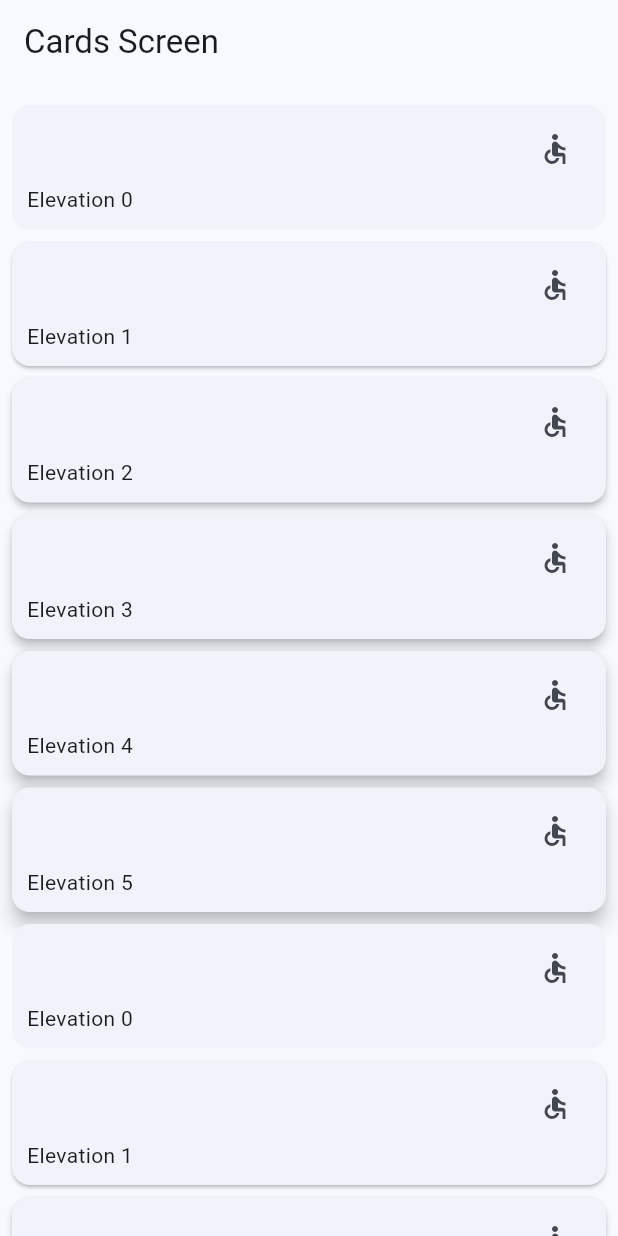
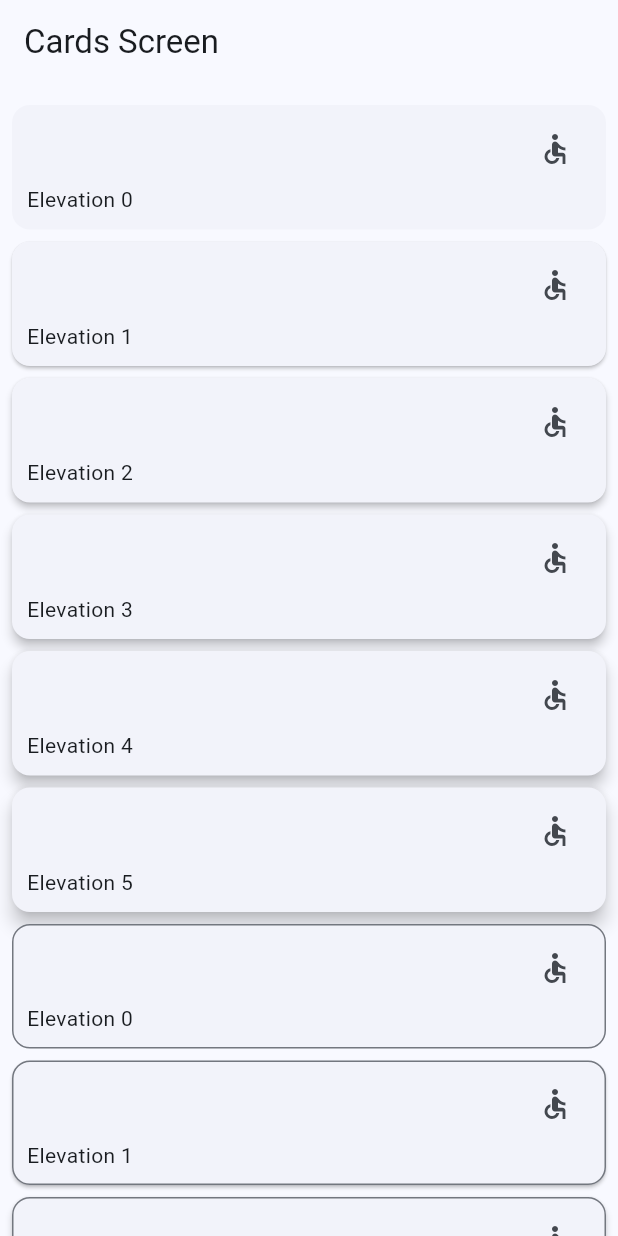
Before and after one commit to Mad-Lain/wiget_app, a Flutter app: the CardsScreen screen opened by its route, on a phone screen of 412 x 824 dp. Run offline on Flutter 3.47's test engine with Material 3 defaults, Android fonts, the phone set to English and light mode, and no system bars; our stand-ins replace go_router.

Commit message:
Creacion de tarjetas con bordes ajustables

```diff
--- a/lib/presentation/screens/cards/cards_screen.dart
+++ b/lib/presentation/screens/cards/cards_screen.dart
@@ -39,7 +39,7 @@ class _CardsView extends StatelessWidget {
             ),
 
             ...cards.map(
-              (card) => _CardType1(
+              (card) => _CardType2(
                 label: card['label'],
                 elevation: card['elevation'],
               ),
@@ -79,3 +79,38 @@ class _CardType1 extends StatelessWidget {
     );
   }
 }
+
+class _CardType2 extends StatelessWidget {
+  final String label;
+  final double elevation;
+
+  const _CardType2({required this.label, required this.elevation});
+
+  @override
+  Widget build(BuildContext context) {
+    final colors = Theme.of(context).colorScheme;
+
+    return Card(
+      shape: RoundedRectangleBorder(
+        side: BorderSide(color: colors.outline),
+        borderRadius: BorderRadius.all(Radius.circular(12)),
+      ),
+      elevation: elevation,
+      child: Padding(
+        padding: const EdgeInsets.fromLTRB(10, 5, 10, 10),
+        child: Column(
+          children: [
+            Align(
+              alignment: Alignment.topRight,
+              child: IconButton(
+                onPressed: () {},
+                icon: Icon(Icons.accessible_outlined),
+              ),
+            ),
+            Align(alignment: Alignment.bottomLeft, child: Text(label)),
+          ],
+        ),
+      ),
+    );
+  }
+}
```
